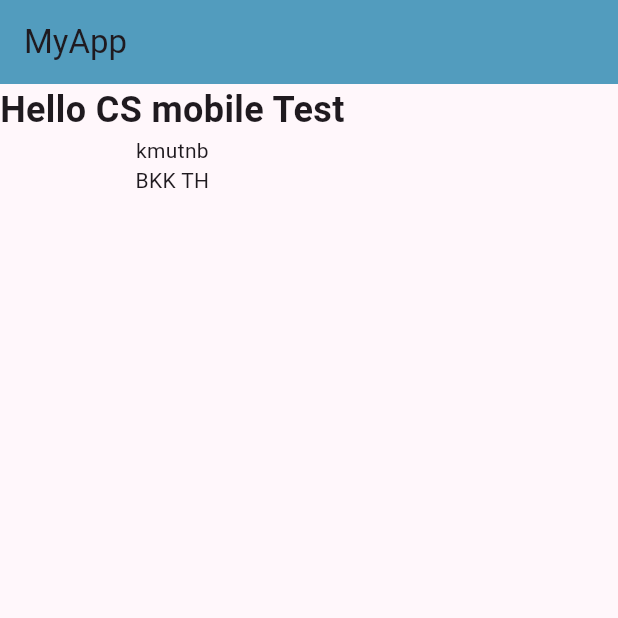
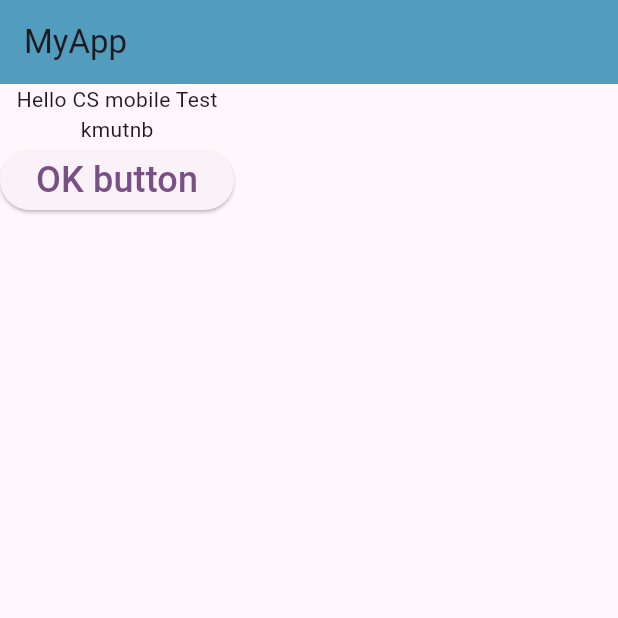
Before and after one commit to cs6636054/MobileAppDev, a Flutter app: the screen it shows after launch, on a phone screen of 412 x 824 dp, the top half of it. Run offline on Flutter 3.47's test engine with Material 3 defaults, Android fonts, the phone set to English and light mode, and no system bars.

Commit message:
ทำปุ่มและให้กดปุ่มแล้วปริ้น

```diff
--- a/lib/main.dart
+++ b/lib/main.dart
@@ -22,15 +22,15 @@
         ),
         body: Column(
           children: [
-            Text(
-              'Hello CS mobile Test',
-              style: TextStyle(
-                fontSize: 24,
-                fontWeight: FontWeight.bold,
-              )
+            Text('Hello CS mobile Test'),
+            Text('kmutnb'),
+            ElevatedButton(onPressed: () {
+              debugPrint("btn pressed");
+            },
+            child: Text(
+              'OK button', style: TextStyle(fontSize: 24),
               ),
-            Text('kmutnb'),
-            Text('BKK TH')
+            ),
           ],
         ),
       ),
```
